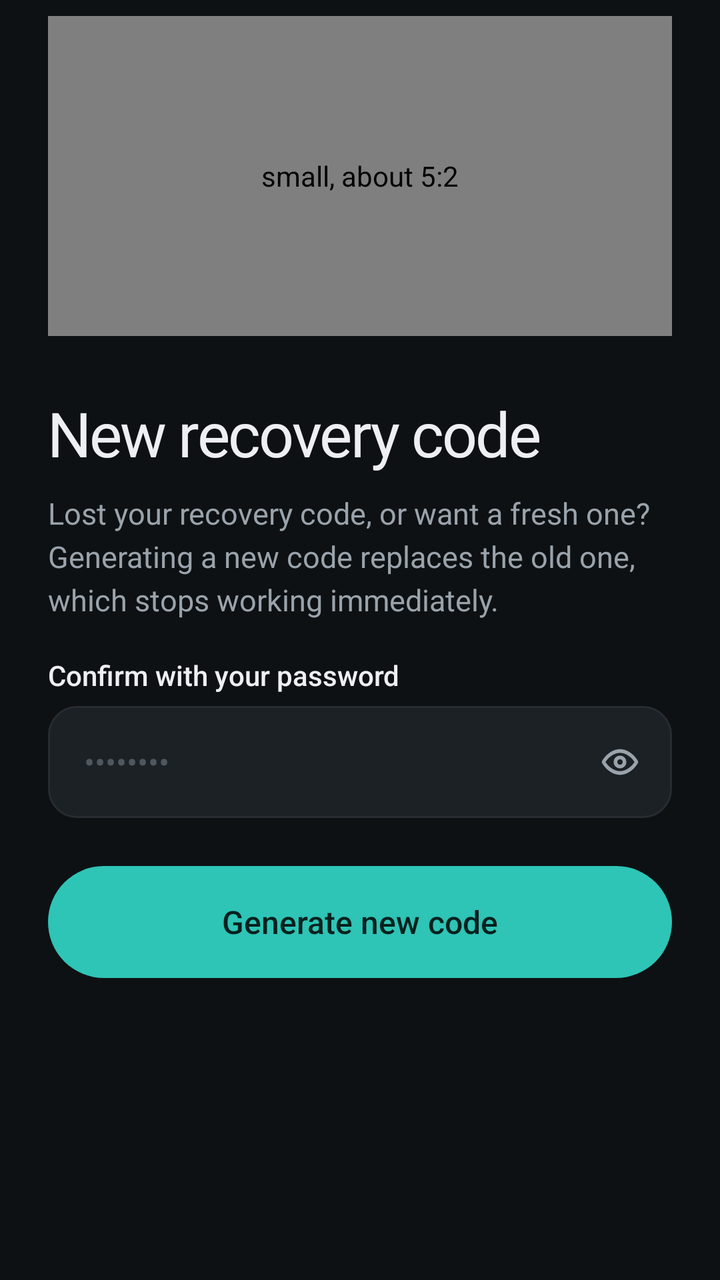
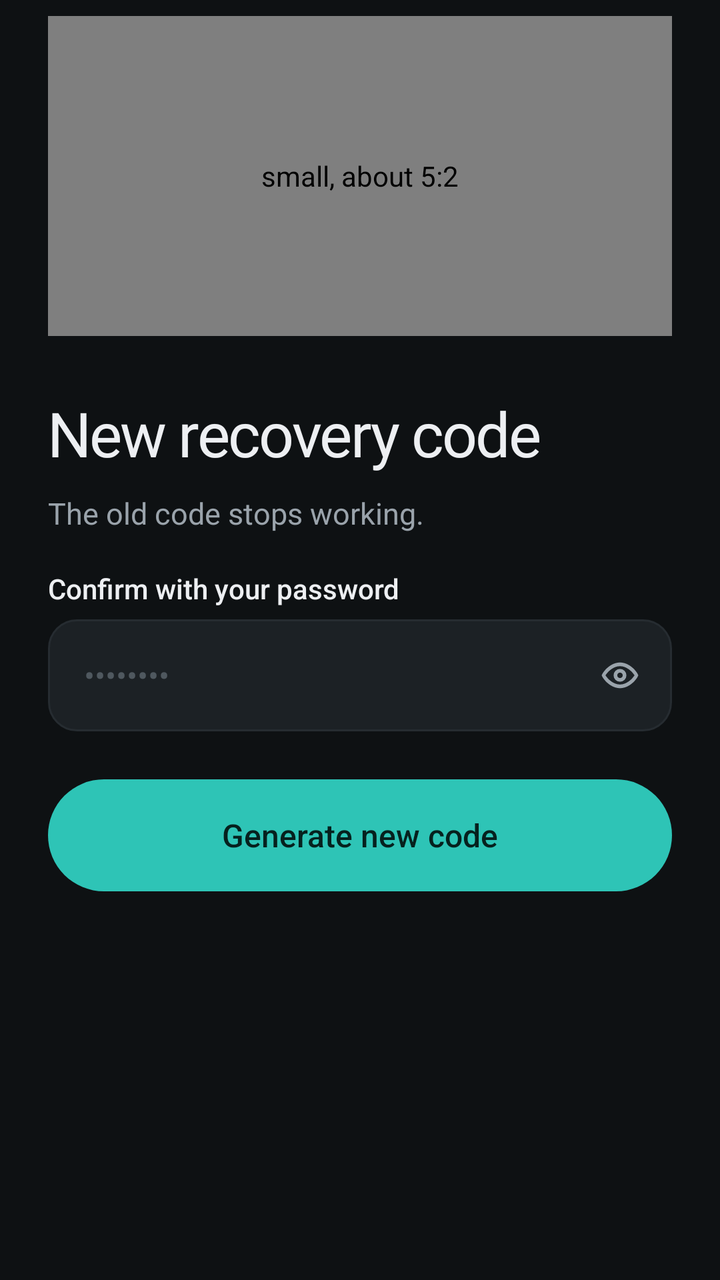

The first picture is an Android layout as it rendered before a commit; the second is the same layout after the commit. The layout source and the unified diff follow.
<!-- AndroidManifest.xml: application theme Theme.Planj -->
<!-- res/layout/screen_newrecovery.xml -->
<?xml version="1.0" encoding="utf-8"?>
<LinearLayout xmlns:android="http://schemas.android.com/apk/res/android"
    android:layout_width="match_parent"
    android:layout_height="wrap_content"
    android:orientation="vertical"
    android:paddingHorizontal="24dp"
    android:paddingTop="8dp"
    android:paddingBottom="32dp">

        <com.planj.phone.Illustration
            style="@style/Auth.Illustration"
            android:layout_height="160dp"
            android:contentDescription="small, about 5:2"
            android:tag="recovery" />

        <TextView style="@style/Auth.Title" android:text="New recovery code" />
        <TextView android:id="@+id/blurb" style="@style/Auth.Blurb" android:text="Lost your recovery code, or want a fresh one? Generating a new code replaces the old one, which stops working immediately." />
        <TextView android:id="@+id/error" style="@style/Auth.Error" />
        <TextView style="@style/Auth.Label" android:text="Confirm with your password" />
        <FrameLayout
            android:layout_width="match_parent"
            android:layout_height="wrap_content"
            android:layout_marginTop="6dp">

            <EditText
                android:id="@+id/password"
                style="@style/Auth.Field"
                android:layout_marginTop="0dp"
                android:hint="••••••••"
                android:imeOptions="actionDone"
                android:inputType="textPassword" android:paddingEnd="52dp" />

            <ImageButton
                android:id="@+id/password_eye"
                android:layout_width="44dp"
                android:layout_height="44dp"
                android:layout_gravity="end|center_vertical"
                android:layout_marginEnd="4dp"
                android:background="@drawable/btn_text"
                android:contentDescription="Show password"
                android:src="@drawable/ic_eye"
                android:tint="@color/muted" />
        </FrameLayout>
        <TextView android:id="@+id/password_hint" style="@style/Auth.Hint" />
        <FrameLayout
            android:layout_width="match_parent"
            android:layout_height="wrap_content">
            <Button android:id="@+id/btn_submit" style="@style/Auth.Primary" android:text="Generate new code" />
            <ProgressBar android:id="@+id/progress" android:layout_width="22dp" android:layout_height="22dp" android:layout_gravity="center" android:layout_marginTop="20dp" android:indeterminateTint="@color/on_accent" android:visibility="gone" />
        </FrameLayout>
</LinearLayout>
<!-- resources referenced by this layout -->
<resources>
  <color name="muted">#9AA3AB</color>
  <color name="on_accent">#06211E</color>
  <!-- drawable btn_text (drawable) -->
  <?xml version="1.0" encoding="utf-8"?>
  <ripple xmlns:android="http://schemas.android.com/apk/res/android" android:color="@color/ripple">
      <item>
          <shape android:shape="rectangle">
              <solid android:color="#00000000" />
              <corners android:radius="999dp" />
          </shape>
      </item>
  </ripple>
  <style name="Auth.Blurb" parent="Body">
          <item name="android:layout_marginTop">10dp</item>
      </style>
  <style name="Auth.Hint" parent="">
          <item name="android:layout_width">match_parent</item>
          <item name="android:layout_height">wrap_content</item>
          <item name="android:layout_marginTop">6dp</item>
          <item name="android:paddingHorizontal">4dp</item>
          <item name="android:textColor">@color/bad</item>
          <item name="android:textSize">13sp</item>
          <item name="android:visibility">gone</item>
      </style>
  <style name="Auth.Illustration" parent="">
          <item name="android:layout_width">match_parent</item>
          <item name="android:layout_height">200dp</item>
          <item name="android:layout_marginBottom">24dp</item>
      </style>
  <style name="Auth.Label" parent="">
          <item name="android:layout_width">wrap_content</item>
          <item name="android:layout_height">wrap_content</item>
          <item name="android:layout_marginTop">18dp</item>
          <item name="android:fontFamily">sans-serif-medium</item>
          <item name="android:textColor">@color/text</item>
          <item name="android:textSize">14sp</item>
      </style>
  <style name="Auth.Primary" parent="Pill.Primary">
          <item name="android:layout_marginTop">24dp</item>
      </style>
  <style name="Auth.Title" parent="Display.L">
          <item name="android:layout_marginTop">8dp</item>
      </style>
  <color name="ripple">#22FFFFFF</color>
  <style name="Body" parent="">
          <item name="android:layout_width">match_parent</item>
          <item name="android:layout_height">wrap_content</item>
          <item name="android:lineSpacingExtra">4dp</item>
          <item name="android:textColor">@color/muted</item>
          <item name="android:textSize">15sp</item>
      </style>
  <!-- drawable field_bg_error (drawable) -->
  <?xml version="1.0" encoding="utf-8"?>
  <shape xmlns:android="http://schemas.android.com/apk/res/android" android:shape="rectangle">
      <solid android:color="@color/surface_alt" />
      <corners android:radius="14dp" />
      <stroke android:width="1.5dp" android:color="@color/bad" />
  </shape>
  <color name="bad">#E5616B</color>
  <color name="text">#EDEFF2</color>
  <color name="idle">#4F585F</color>
  <style name="Pill.Primary">
          <item name="android:background">@drawable/btn_primary</item>
          <item name="android:textColor">@color/on_accent</item>
      </style>
  <style name="Display.L">
          <item name="android:textSize">31sp</item>
      </style>
  <color name="bg">#0E1113</color>
  <color name="accent">#2EC4B6</color>
  <style name="PageTransitions" parent="@android:style/Animation.Activity">
          <item name="android:activityOpenEnterAnimation">@anim/slide_in_right</item>
          <item name="android:activityOpenExitAnimation">@anim/slide_out_left</item>
          <item name="android:activityCloseEnterAnimation">@anim/slide_in_left</item>
          <item name="android:activityCloseExitAnimation">@anim/slide_out_right</item>
      </style>
  <color name="surface_alt">#1C2125</color>
  <color name="border">#262C31</color>
  <color name="accent_dim">#1F5F5A</color>
  <!-- unchanged entries left out for length: 8 -->
</resources>

<!-- the commit's change to res/layout/screen_newrecovery.xml (unified diff, before → after) -->
@@ -14,7 +14,7 @@
             android:tag="recovery" />
 
         <TextView style="@style/Auth.Title" android:text="New recovery code" />
-        <TextView android:id="@+id/blurb" style="@style/Auth.Blurb" android:text="Lost your recovery code, or want a fresh one? Generating a new code replaces the old one, which stops working immediately." />
+        <TextView android:id="@+id/blurb" style="@style/Auth.Blurb" android:text="The old code stops working." />
         <TextView android:id="@+id/error" style="@style/Auth.Error" />
         <TextView style="@style/Auth.Label" android:text="Confirm with your password" />
         <FrameLayout
